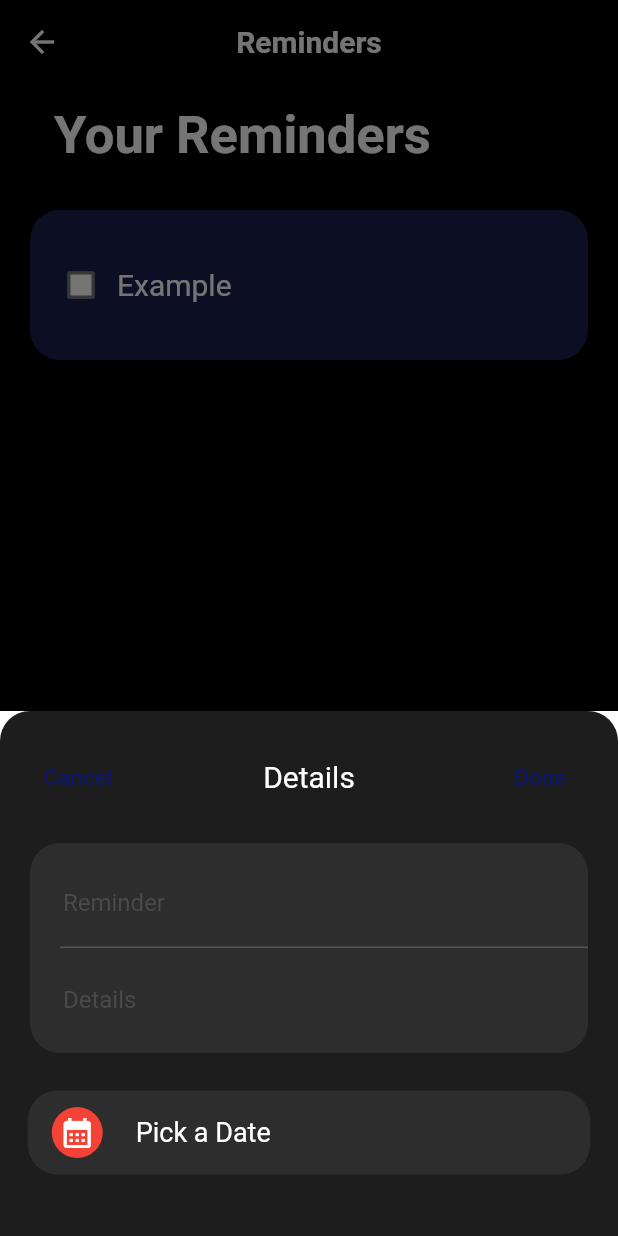
After one commit to Ramzi788/BookMe-Repo, a Flutter app: the ReminderScreen screen opened by its route, after a tap on the "add" icon, on a phone screen of 412 x 824 dp. The commit adds this screen. Run offline on Flutter 3.47's test engine with Material 2 defaults, Android fonts, the phone set to English and light mode, and no system bars; drawn by our look-alikes of flutter_slidable; our stand-ins replace animated_splash_screen, awesome_notifications, cloud_firestore, firebase_auth, firebase_core, google_fonts and 7 more; accounts and stored records are empty; network calls fail.

Commit message:
Reminders bottom sheet

```diff
--- /dev/null
+++ b/lib/Layouts/RemindersPage.dart
@@ -0,0 +1,18 @@
+import 'package:flutter/material.dart';
+import '/Screens/ReminderScreen.dart';
+
+class RemindersPage extends StatelessWidget {
+  static const String routeName = '/reminders';
+
+  static Route route(){
+    return MaterialPageRoute(
+      builder: (_) => const ReminderScreen(),
+      settings: const RouteSettings(name: routeName));
+  }
+  const RemindersPage({super.key});
+
+  @override
+  Widget build(BuildContext context) {
+    return const ReminderScreen();
+  }
+}
--- a/lib/Screens/EditProfileScreen.dart
+++ b/lib/Screens/EditProfileScreen.dart
@@ -236,6 +236,7 @@ Future <void>  takePhoto(ImageSource source) async {
               child: SizedBox(
                   height: 30,
                   child: TextFormField(
+                    enabled: false,
                     controller: TextEditingController(text: registeredEmail,),
                     textInputAction: TextInputAction.next,
                     keyboardType: TextInputType.emailAddress,
--- a/lib/Screens/ForgPassScreen.dart
+++ b/lib/Screens/ForgPassScreen.dart
@@ -112,11 +112,11 @@ class _ForgPassScreenState extends State<ForgPassScreen> {
                             shape: RoundedRectangleBorder(
                                 borderRadius: BorderRadius.circular(5.0)),
                           ),
-                          onPressed: () {
+                          onPressed: () async {
                             setState(() {
                               registeredUsername = _eController.text.trim();
                             });
-                            FirebaseAuth.instance.sendPasswordResetEmail(
+                            await auth.sendPasswordResetEmail(
                                 email: registeredUsername).then((value) {
                               Navigator.pushNamed(context, '/login');}).onError((error, stackTrace){
                               if (_eController.text ==''){
--- a/lib/Screens/GetStartedScreen.dart
+++ b/lib/Screens/GetStartedScreen.dart
@@ -3,7 +3,6 @@
 import 'package:cloud_firestore/cloud_firestore.dart';
 import 'package:firebase_auth/firebase_auth.dart';
 import 'package:flutter/material.dart';
-import 'package:hive_flutter/hive_flutter.dart';
 import '/database.dart';
 import '../Cons/names.dart';
 import '../Cons/themes.dart';
--- /dev/null
+++ b/lib/Screens/ReminderScreen.dart
@@ -0,0 +1,145 @@
+// ignore_for_file: deprecated_member_use, non_constant_identifier_names
+
+
+import 'package:firebase_auth/firebase_auth.dart';
+import 'package:flutter/material.dart';
+import 'package:projects/components/ReminderTiles.dart';
+import 'package:projects/database.dart';
+import '../Cons/names.dart';
+import '../Cons/themes.dart';
+import '../components/ToDoTiles.dart';
+import 'package:flutter_slidable/flutter_slidable.dart';
+import 'package:hive/hive.dart';
+
+import '../components/reminderBottomSheet.dart';
+//Login Part
+class ReminderScreen extends StatefulWidget {
+
+  const ReminderScreen({super.key,});
+
+  @override
+  State<ReminderScreen> createState() => _ReminderScreenState();
+}
+
+class _ReminderScreenState extends State<ReminderScreen> {
+  final _myBox = Hive.box('myBox2');
+  remindersData remDB = remindersData();
+  final reminderController = TextEditingController();
+
+
+  @override
+  void initState() {
+    //After opening app for the first time ever.
+    if(_myBox.get("REMINDERS") == null){
+      remDB.createInitialData();
+    }
+    else {
+      //Not the first time the user opened the app
+      remDB.loadData();
+    }
+
+    super.initState();
+  }
+
+
+  void changeCheckBox (bool? value, int index){
+    setState(() {
+      remDB.reminderList[index][2] = !remDB.reminderList[index][2];
+    });
+    remDB.updateData();
+  }
+
+  void saveReminder(){
+    setState(() {
+      remDB.reminderList.add([reminderController.text, reminderController.text, false]);
+      reminderController.clear();
+
+    });
+    Navigator.pop(context);
+    remDB.updateData();
+  }
+
+  void createReminder(){
+    showDialog(context: context,
+    builder: (context) => CreateReminder(
+      reminderController: reminderController,
+      onSave: saveReminder,
+      onCancel: ()=> Navigator.pop(context),
+      ) );
+  }
+  void deleteReminder(int index){
+    setState(() {
+      remDB.reminderList.removeAt(index);
+    });
+    remDB.updateData();
+  }
+
+
+
+  @override
+  Widget build(BuildContext Context) {
+    return Scaffold(
+      backgroundColor: Colors.black,
+      appBar: AppBar(
+        backgroundColor: Colors.black,
+        title: Text("Reminders",
+        style: TextStyle(color: Colors.white, fontSize: 20)),
+        centerTitle: true,
+        elevation: 0,
+        ),
+        floatingActionButton: FloatingActionButton(
+          onPressed: (){
+            showModalBottomSheet(
+
+              context: context,
+            builder: (builder) =>
+            Container(
+              height: 350,
+              decoration: const BoxDecoration(
+                borderRadius: BorderRadius.only(topLeft: Radius.circular(20), topRight: Radius.circular(20)),
+                color: Colors.transparent,
+               ),
+              child: ReminderBottomSheet(),
+              ),
+
+
+            );
+          },
+            // createReminder();
+
+          child: Icon(Icons.add),
+
+        ),
+
+        body:
+
+        ListView(
+          children: [
+            ListTile(
+              title: Padding(
+                padding: const EdgeInsets.only(left: 20, bottom: 15, top: 10),
+                child: Text("Your Reminders", style: TextStyle(fontSize: 35, color: Colors.white, fontWeight: FontWeight.bold),),
+              ),
+            ),
+            remDB.reminderList.length == 0 ?
+            Container(
+              height: MediaQuery.of(context).size.height / 1.3,
+              child: Center(child: Text("No Reminder(s) Added Yet", style: TextStyle(color: Colors.white, fontSize: 20))))
+            :
+            ListView.builder(
+            shrinkWrap: true,
+            physics: ClampingScrollPhysics(),
+            itemCount: remDB.reminderList.length,
+            itemBuilder: (context, index) => ReminderTile(
+              titleofReminder: remDB.reminderList[index][0],
+              details: remDB.reminderList[index][1],
+              reminderStatus: remDB.reminderList[index][2], onChanged: (value) => changeCheckBox(value, index),
+              deleteFunction: (context) => deleteReminder(index),
+              ),
+            )
+        ])
+
+
+    );
+  }
+}
--- a/lib/Screens/Welcome.dart
+++ b/lib/Screens/Welcome.dart
@@ -44,7 +44,7 @@ class _WelcomeScreenState extends State<WelcomeScreen> {
                             TextSpan(
                                 text: ' easier\n',
                                 style: TextStyle(
-                                    color: theme().primaryColorDark,
+                                    color: theme().primaryColorLight,
                                     fontWeight: FontWeight.bold)),
                             const TextSpan(
                                 text: ' than you think',
--- a/lib/components/InfoCard.dart
+++ b/lib/components/InfoCard.dart
@@ -36,7 +36,9 @@ class InfoCard extends StatelessWidget {
         Padding(
           padding: const EdgeInsets.only(left: 10),
           child: GestureDetector(
-            onTap: (){},
+            onTap: (){
+              Navigator.pushNamed(context, '/reminders');
+            },
             child: Container(
                 height: 100,
                 width: 200,
--- /dev/null
+++ b/lib/components/ReminderTiles.dart
@@ -0,0 +1,72 @@
+import 'package:flutter/material.dart';
+
+import '../Cons/themes.dart';
+import 'package:flutter_slidable/flutter_slidable.dart';
+
+class ReminderTile extends StatelessWidget {
+  final String titleofReminder;
+  final String details;
+  final bool reminderStatus;
+  Function (bool?)? onChanged;
+  Function (BuildContext?)? deleteFunction;
+  ReminderTile({
+    super.key,
+    required this.titleofReminder,
+    required this.details,
+    required this.reminderStatus,
+    required this.onChanged,
+    required this.deleteFunction
+    });
+
+  @override
+  Widget build(BuildContext context) {
+    return Padding(
+      padding: const EdgeInsets.only(top: 10, left: 20, right: 20, bottom: 10),
+      child: Slidable(
+        endActionPane: ActionPane(
+
+          motion: StretchMotion(),
+          children: [
+            SlidableAction(
+              onPressed: deleteFunction,
+              icon: Icons.delete,
+              backgroundColor: Colors.red,
+              borderRadius: BorderRadius.circular(10),
+              )
+          ],
+          ),
+        child: Container(
+          height: 100,
+          decoration: BoxDecoration(
+            color: theme().primaryColorLight,
+            borderRadius: BorderRadius.circular(20)),
+
+          child: Padding(
+            padding: const EdgeInsets.all(10.0),
+            child: Row(
+              children: [
+                Checkbox(
+                  value: reminderStatus,
+                  onChanged: onChanged,
+                  fillColor: MaterialStateColor.resolveWith((states) => Colors.white),
+                  checkColor: theme().primaryColorDark,
+                  ),
+                Text(
+                  titleofReminder,
+                  style: TextStyle(
+                    color: Colors.white,
+                    decoration: (reminderStatus)? TextDecoration.lineThrough:TextDecoration.none,
+                    fontSize: 20,
+                    ),
+
+                    ),
+
+              ],
+            ),
+          ),
+
+        ),
+      ),
+    );
+  }
+}
--- /dev/null
+++ b/lib/components/reminderBottomSheet.dart
@@ -0,0 +1,209 @@
+import 'package:flutter/material.dart';
+import 'package:hive/hive.dart';
+
+import '../Cons/names.dart';
+import '../Cons/themes.dart';
+import 'package:flutter_slidable/flutter_slidable.dart';
+
+import '../database.dart';
+
+class ReminderBottomSheet extends StatefulWidget {
+
+  ReminderBottomSheet({super.key,});
+
+  @override
+  State<ReminderBottomSheet> createState() => _ReminderBottomSheetState();
+}
+
+class _ReminderBottomSheetState extends State<ReminderBottomSheet> {
+
+  void showDate(){
+    showDatePicker(
+
+      context: context,
+      initialDate: DateTime.now(),
+      firstDate: DateTime(2000),
+      lastDate: DateTime(2030),
+
+    );
+  }
+
+
+  final reminderController = TextEditingController();
+  final reminderDetailController = TextEditingController();
+  final _myBox = Hive.box('myBox2');
+  remindersData remDB = remindersData();
+
+  @override
+  void initState() {
+    //After opening app for the first time ever.
+    if(_myBox.get("REMINDERS") == null){
+      remDB.createInitialData();
+    }
+    else {
+      //Not the first time the user opened the app
+      remDB.loadData();
+    }
+
+    super.initState();
+  }
+
+
+  void changeCheckBox (bool? value, int index){
+    setState(() {
+      remDB.reminderList[index][2] = !remDB.reminderList[index][2];
+    });
+    remDB.updateData();
+  }
+
+  void saveReminder(){
+    setState(() {
+      remDB.reminderList.add([reminderController.text, reminderDetailController.text, false]);
+      reminderController.clear();
+
+    });
+    Navigator.pop(context);
+    remDB.updateData();
+  }
+
+  void createReminder(){
+    showDialog(context: context,
+    builder: (context) => CreateReminder(
+      reminderController: reminderController,
+      onSave: saveReminder,
+      onCancel: ()=> Navigator.pop(context),
+      ) );
+  }
+  void deleteReminder(int index){
+    setState(() {
+      remDB.reminderList.removeAt(index);
+    });
+    remDB.updateData();
+  }
+  @override
+  Widget build(BuildContext context) {
+    return Scaffold(
+      body:  Container(
+        height: 400,
+          decoration: const BoxDecoration(
+            borderRadius: BorderRadius.only(topLeft: Radius.circular(20), topRight: Radius.circular(20)),
+            color: Color.fromARGB(255, 29, 29, 29),
+            ),
+
+          child: Column(
+            children: [
+              Padding(
+                padding: const EdgeInsets.only(top: 20),
+                child: Row(
+                  mainAxisAlignment: MainAxisAlignment.spaceBetween,
+                  children: [
+                  Padding(
+                    padding: const EdgeInsets.only(left: 20),
+                    child: TextButton(onPressed: (){Navigator.pop(context);}, child: Text("Cancel", style: TextStyle(color: Color.fromARGB(255, 13, 23, 109), fontSize: 15),),),
+                  ),
+                  Text("Details", style: TextStyle(color: Colors.white, fontSize: 20)),
+                  Padding(
+                    padding: const EdgeInsets.only(right: 20),
+                    child: TextButton(onPressed: (){Navigator.pop(context);}, child: Text("Done", style: TextStyle(color: Color.fromARGB(255, 13, 23, 109), fontSize: 15),),),
+                  ),
+                ],),
+              ),
+              Padding(
+                padding: const EdgeInsets.all(20.0),
+                child: Container(
+                  height: 140,
+                  decoration: BoxDecoration(
+                    borderRadius: BorderRadius.circular(20),
+                    color: Color.fromARGB(255, 46, 45, 45)
+                  ),
+
+                  child: ListView(
+                    children: [
+                      Padding(
+                        padding: const EdgeInsets.only(top:10, left: 10, right: 10),
+                        child: Container(
+                          decoration: BoxDecoration(
+
+                              borderRadius: BorderRadius.circular(20),
+                            ),
+                            child: TextFormField(
+                              decoration: const InputDecoration(
+                                border: OutlineInputBorder(borderSide: BorderSide.none),
+                                fillColor: Color.fromARGB(255, 46, 45, 45),
+                                filled: true,
+                                hintText: "Reminder",
+                                hintStyle: TextStyle(color: Color.fromARGB(255, 73, 74, 75))
+                              ),
+                              controller: reminderController,
+                              style: const TextStyle(color: Colors.white),
+
+                            ),
+
+
+
+                        ),
+                      ),
+                       Padding(
+                         padding: const EdgeInsets.only(left: 20),
+                         child: const Divider(height: 1, thickness: 1, color: Color.fromARGB(255, 87, 86, 86)),
+                       ),
+
+                       Padding(
+                         padding: const EdgeInsets.only(top:5, left: 10, right: 10),
+                         child: Container(
+                          decoration: BoxDecoration(
+
+                              borderRadius: BorderRadius.circular(20),
+                            ),
+                            child: TextFormField(
+                              decoration: const InputDecoration(
+                                fillColor: Color.fromARGB(255, 46, 45, 45),
+                                border: OutlineInputBorder(borderSide: BorderSide.none),
+                                filled: true,
+                                hintText: "Details",
+                                hintStyle: TextStyle(color: Color.fromARGB(255, 73, 74, 75))
+                              ),
+                              controller: reminderController,
+                              style: const TextStyle(color: Colors.white),
+
+                            ),
+
+                          ),
+                       ),
+
+
+                    ],
+                  ),
+                ),
+              ),
+              Padding(
+                         padding: const EdgeInsets.only(top:5, left: 10, right: 10),
+                         child: Container(
+                          width: 375,
+                          decoration: BoxDecoration(
+                              borderRadius: BorderRadius.circular(20),
+                              color: Color.fromARGB(255, 46, 45, 45)
+                            ),
+                            child: ListTile(
+                              onTap: (){showDate();},
+                              leading: Container(
+                                decoration: BoxDecoration(
+                                  borderRadius: BorderRadius.circular(30),
+                                  color: Colors.red
+                                ),
+                                child: Padding(
+                                  padding: const EdgeInsets.all(5.0),
+                                  child: Icon(Icons.calendar_month, color: Colors.white,),
+                                )),
+                              title: Text("Pick a Date", style: TextStyle(color: Colors.white, fontSize: 18),),
+                            )
+
+                          ),
+                       ),
+            ],
+          ),
+        ),
+
+    );
+  }
+}
--- a/lib/components/table2.dart
+++ b/lib/components/table2.dart
@@ -51,6 +51,7 @@ class _SecondtableState extends State<Secondtable> {
             padding: const EdgeInsets.only(top:5, left: 30, right: 30),
             child: ElevatedButton(
                 onPressed: (){
+                  notify();
                   FirebaseFirestore db = FirebaseFirestore.instance;
                   db.collection('Tables').doc(regTable).update(
                       {regTime: true});
--- a/lib/config/App_Router.dart
+++ b/lib/config/App_Router.dart
@@ -16,6 +16,7 @@ import '../Layouts/AboutUsPage.dart';
 import '../Layouts/GetStartedPage.dart';
 import '../Layouts/ToDoListPage.dart';
 import '../Layouts/TermsPage.dart';
+import '../Layouts/RemindersPage.dart';
 
 class AppRouter {
   static Route onGenerateRoute(RouteSettings settings) {
@@ -54,6 +55,8 @@ class AppRouter {
         return GetStartedPage.route();
       case TermsPage.routeName:
         return TermsPage.route();
+      case RemindersPage.routeName:
+        return RemindersPage.route();
       default:
         return _errorRoute();
     }
--- a/lib/database.dart
+++ b/lib/database.dart
@@ -29,3 +29,21 @@ class ToDoData{
     myBox.put("ToDoList", toDoList);
   }
 }
+
+class remindersData{
+  List reminderList = [];
+  final myBox = Hive.box('myBox2');
+
+  //used if the app is opened for the first time ever.
+  void createInitialData(){
+    reminderList = [["Example", "Text", false]];
+  }
+
+  void loadData(){
+    reminderList = myBox.get("REMINDERS");
+  }
+
+  void updateData (){
+    myBox.put("REMINDERS", reminderList);
+  }
+}
--- a/lib/main.dart
+++ b/lib/main.dart
@@ -27,6 +27,7 @@ Future<void> main() async {
 
   await Hive.initFlutter();
   var box = await Hive.openBox('myBox');
+  var box2 = await Hive.openBox('myBox2');
 
   WidgetsFlutterBinding.ensureInitialized();
   await Firebase.initializeApp(options: DefaultFirebaseOptions.currentPlatform);
--- a/pubspec.yaml
+++ b/pubspec.yaml
@@ -58,9 +58,9 @@ dependencies:
   smooth_page_indicator: ^1.1.0
   flutter_slidable: ^3.0.0
   hive: ^2.2.3
+  http: ^0.13.5
+  awesome_notifications: ^0.7.4+1
   hive_flutter: ^1.1.0
-  awesome_notifications: ^0.7.4+1
-
 
 
 dev_dependencies:
```
Also changed, not shown: lib/Cons/names.dart (+41 -1 lines), lib/components/table.dart (+1 -29 lines), lib/Screens/SettingsScreen.dart (line endings or trailing spaces), lib/Screens/ToDoListScreen.dart (line endings or trailing spaces), lib/components/MenuList.dart (indentation only), lib/data.dart (deleted), pubspec.lock, 1 other file.
